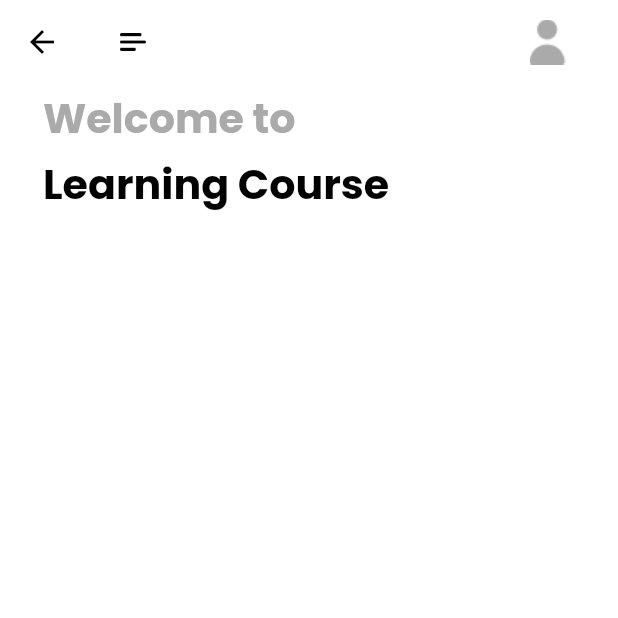
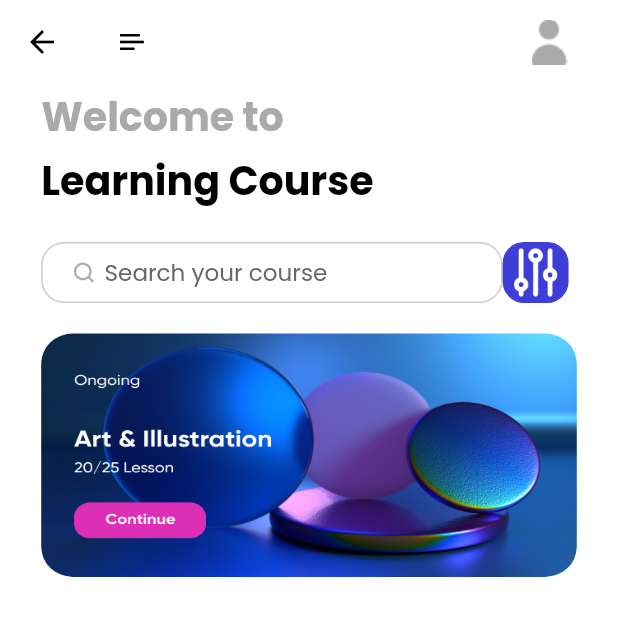
Before and after one commit to idham07ip/project_fl_bloc, a Flutter app: the HomePage screen opened directly, on a phone screen of 412 x 824 dp, the top half of it. Run offline on Flutter 3.47's test engine with Material 2 defaults, Android fonts, the phone set to English and light mode, and no system bars; our stand-ins replace cloud_firestore, dots_indicator, firebase_auth, firebase_core, flutter_bloc, flutter_screenutil and 3 more; accounts and stored records are empty.

Commit message:
Update SearchFeature, Filter and SliderCardImage UI

```diff
--- a/lib/common/routes/pages.dart
+++ b/lib/common/routes/pages.dart
@@ -75,6 +75,8 @@ class AppPages {
         print("First log");
         print(result.first.route);
         bool deviceFirstOpen = Global.storageService.getDeviceFirstOpen();
+
+        //Second_log
         if (result.first.route == AppRoutes.INITIAL && deviceFirstOpen) {
           print("second log");
 
--- a/lib/main.dart
+++ b/lib/main.dart
@@ -24,6 +24,8 @@ class MyApp extends StatelessWidget {
     return MultiBlocProvider(
       providers: AppBlocProvider.allBlocProviders,
       child: ScreenUtilInit(
+        //
+        designSize: const Size(375, 812),
         builder: (context, child) => MaterialApp(
           debugShowCheckedModeBanner: false,
 
--- a/lib/pages/common_widgets.dart
+++ b/lib/pages/common_widgets.dart
@@ -62,8 +62,8 @@ Widget buildThirdPartyLogin(BuildContext context) {
         bottom: 20.h,
       ),
       padding: EdgeInsets.only(
-        left: 25.w,
-        right: 25.w,
+        left: 50.w,
+        right: 50.w,
       ),
       child: Row(
         mainAxisAlignment: MainAxisAlignment.spaceAround,
--- a/lib/pages/home/homePage.dart
+++ b/lib/pages/home/homePage.dart
@@ -36,6 +36,14 @@ class _HomePageState extends State<HomePage> {
               colorText: AppColors.primaryText,
               top: 20,
             ),
+
+            SizedBox(height: 20.h),
+
+            //Search Feature
+            searchViewHomePage(),
+
+            //Card_Menu
+            slidersMenuViewHomePage(),
           ],
         ),
       ),
--- a/lib/pages/home/widgets/homePageWidgets.dart
+++ b/lib/pages/home/widgets/homePageWidgets.dart
@@ -60,3 +60,126 @@ Widget homePageText(String textDynamic,
     ),
   );
 }
+
+Widget searchViewHomePage() {
+  return Row(
+    children: [
+      Container(
+        width: 280.w,
+        height: 40.h,
+        decoration: BoxDecoration(
+          color: AppColors.primaryBackground,
+          borderRadius: BorderRadius.circular(15.h),
+          border: Border.all(color: AppColors.primaryFourElementText),
+        ),
+        child: Row(
+          children: [
+            Container(
+              margin: EdgeInsets.only(left: 17.w),
+              width: 16.w,
+              height: 16.w,
+              child: Image.asset(
+                "assets/icons/search.png",
+              ),
+            ),
+            //
+            Container(
+              width: 240.w,
+              height: 40.h,
+              child: TextField(
+                keyboardType: TextInputType.multiline,
+                decoration: const InputDecoration(
+                  contentPadding: EdgeInsets.fromLTRB(5, 5, 0, 5),
+                  hintText: "Search your course",
+                  border: OutlineInputBorder(
+                    borderSide: BorderSide(
+                      color: Colors.transparent,
+                    ),
+                  ),
+                  enabledBorder: OutlineInputBorder(
+                    borderSide: BorderSide(
+                      color: Colors.transparent,
+                    ),
+                  ),
+                  focusedBorder: OutlineInputBorder(
+                    borderSide: BorderSide(
+                      color: Colors.transparent,
+                    ),
+                  ),
+                  hintStyle: TextStyle(
+                    color: AppColors.primarySecondaryElementText,
+                  ),
+                ),
+                style: GoogleFonts.poppins(
+                  textStyle: TextStyle(
+                    color: AppColors.primaryText,
+                    fontSize: 14.sp,
+                    fontWeight: FontWeight.normal,
+                  ),
+                ),
+                autocorrect: false,
+                obscureText: false,
+              ),
+            )
+          ],
+        ),
+      ),
+
+      //Filter_Search
+      GestureDetector(
+        child: Container(
+          width: 40.w,
+          height: 40.h,
+          decoration: BoxDecoration(
+            color: AppColors.primaryElement,
+            borderRadius: BorderRadius.all(
+              Radius.circular(13.w),
+            ),
+            border: Border.all(color: AppColors.primaryElement),
+          ),
+          child: Image.asset(
+            "assets/icons/options.png",
+          ),
+        ),
+      )
+    ],
+  );
+}
+
+Widget slidersMenuViewHomePage() {
+  return Column(
+    children: [
+      Container(
+        margin: EdgeInsets.only(top: 20.h),
+        width: 325.w,
+        height: 160.h,
+        child: PageView(
+          children: [
+            _slidersContainer(pathImage: "assets/icons/Art.png"),
+            _slidersContainer(pathImage: "assets/icons/Art.png"),
+            _slidersContainer(pathImage: "assets/icons/Art.png"),
+          ],
+        ),
+      ),
+    ],
+  );
+}
+
+//Sliders_widget
+Widget _slidersContainer({String pathImage = "assets/icons/Art.png"}) {
+  return Container(
+    width: 325.w,
+    height: 160.h,
+    decoration: BoxDecoration(
+      borderRadius: BorderRadius.all(
+        Radius.circular(20.h),
+      ),
+      image: const DecorationImage(
+        fit: BoxFit.fill,
+        image: AssetImage(
+          "assets/icons/Art.png",
+        ),
+      ),
+    ),
+  );
+}
--- a/lib/pages/sign_in/sign_in.dart
+++ b/lib/pages/sign_in/sign_in.dart
@@ -30,7 +30,7 @@ class _SignInState extends State<SignIn> {
               child: Column(
                 crossAxisAlignment: CrossAxisAlignment.start,
                 children: [
-                  //GOOGLE ACCOUNT, IPHONE ACCOUNT AND FACEBOOK ACCOUNT
+                  //GOOGLE_ACCOUNT, IPHONE ACCOUNT AND FACEBOOK ACCOUNT
                   buildThirdPartyLogin(context),
 
                   //
@@ -68,6 +68,9 @@ class _SignInState extends State<SignIn> {
                         //Forgot Password
                         forgotPassword(),
 
+                        //
+                        SizedBox(height: 70.h),
+
                         //LOGIN
                         buildLoginAndRegistButton("Login", "login", () {
                           // print("login Button");
--- a/lib/pages/welcome/welcome.dart
+++ b/lib/pages/welcome/welcome.dart
@@ -133,7 +133,7 @@ class _WelcomePageState extends State<WelcomePage> {
             style: GoogleFonts.poppins(
               textStyle: TextStyle(
                 color: AppColors.primarySecondaryElementText,
-                fontSize: 24.sp,
+                fontSize: 18.sp,
                 fontWeight: FontWeight.normal,
               ),
             ),
```
